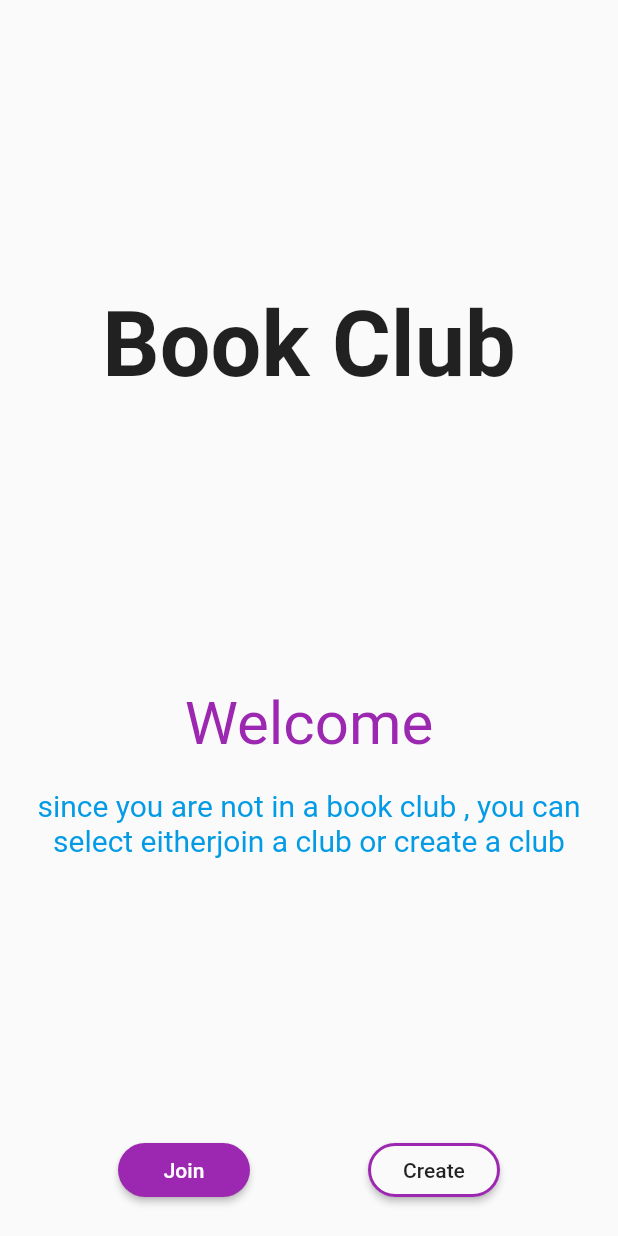
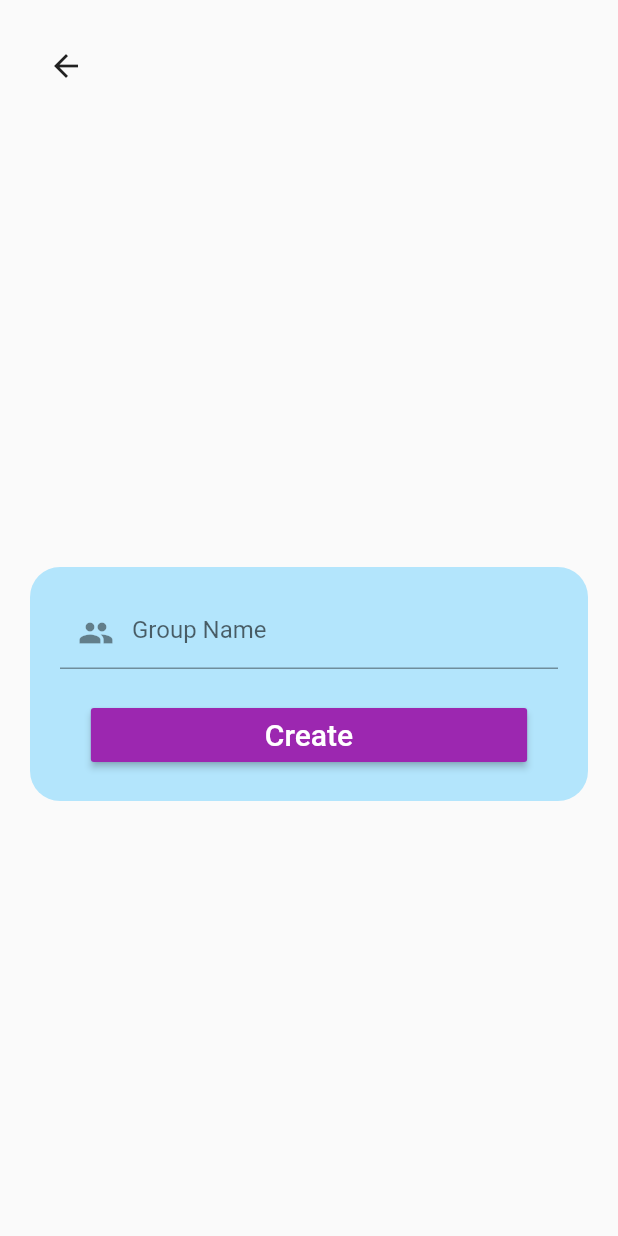
Before and after one commit to zihb/book-club, a Flutter app: the NoGroup screen opened directly, after a tap on "Create", on a phone screen of 412 x 824 dp. Run offline on Flutter 3.47's test engine with Material 2 defaults, Android fonts, the phone set to English and light mode, and no system bars; our stand-ins replace cloud_firestore, firebase_auth; accounts and stored records are empty; network calls fail.

Commit message:
enable users to join or create groups

```diff
--- a/lib/models/user.dart
+++ b/lib/models/user.dart
@@ -6,11 +6,13 @@ class MyUser {
   String email;
   String fullname;
   Timestamp accountCreated;
+  String groupId;
 
   MyUser({
     this.uid,
     this.email,
     this.fullname,
     this.accountCreated,
+    this.groupId,
   });
 }
--- /dev/null
+++ b/lib/screens/createGroup/createGroup.dart
@@ -0,0 +1,72 @@
+import 'package:book_club_app/screens/home/home.dart';
+import 'package:book_club_app/screens/root/root.dart';
+import 'package:book_club_app/services/database.dart';
+import 'package:book_club_app/states/currentUser.dart';
+import 'package:book_club_app/widgets/showcontainer.dart';
+import 'package:flutter/material.dart';
+import 'package:provider/provider.dart';
+
+class CreateGroup extends StatefulWidget {
+  @override
+  _CreateGroupState createState() => _CreateGroupState();
+}
+
+class _CreateGroupState extends State<CreateGroup> {
+  void _createGroup (BuildContext context,String groupName) async {
+    CurrentUser _currentUser = Provider.of<CurrentUser>(context,listen: false);
+    String _returnString =
+              await MyDatabase().createGroup(groupName, _currentUser.getCurrentUser.uid);
+    if (_returnString == "success") {
+      Navigator.pushAndRemoveUntil(context, MaterialPageRoute(
+        builder: (context)=>HomeScreen(),
+        ), (route) => false);
+    }
+  }
+  TextEditingController _groupNameController = TextEditingController();
+  @override
+  Widget build(BuildContext context) {
+    return Scaffold(
+      body: Column(children: <Widget>[
+        Padding(
+        padding: EdgeInsets.all(20.0),
+        child: Row(
+          children: <Widget>[BackButton()],
+          ),
+        ),
+        Spacer(),
+        Padding(
+          padding: EdgeInsets.all(20.0),
+          child: ShowContainer(
+            child: Column(
+              children: <Widget>[
+                TextFormField(
+                  controller: _groupNameController,
+                  decoration: InputDecoration(
+                    prefixIcon: Icon(Icons.group),
+                    hintText: "Group Name",
+                  ),
+                ),
+                SizedBox(height:20.0),
+                RaisedButton(
+                  color: Colors.purple,
+                  onPressed: () => _createGroup(context, _groupNameController.text),
+                  child: Padding(
+                    padding: EdgeInsets.symmetric(horizontal:100),
+                    child: Text("Create",
+                    style: TextStyle(
+                      color: Colors.white,
+                      fontSize: 20.0,
+                    ),
+                    ),
+                  ),
+                ),
+
+              ],
+            ),
+          ),
+        ),
+        Spacer(),
+      ],),
+    );
+  }
+}
--- a/lib/screens/login/login.dart
+++ b/lib/screens/login/login.dart
@@ -1,4 +1,5 @@
 import 'package:book_club_app/screens/home/home.dart';
+import 'package:book_club_app/screens/root/root.dart';
 import 'package:book_club_app/screens/signup/signup.dart';
 import 'package:book_club_app/states/currentUser.dart';
 import 'package:flutter/material.dart';
@@ -22,7 +23,7 @@ class _MyLoginState extends State<MyLogin> {
       if(await _currentUser.loginUser(email, password)){
         Navigator.pushAndRemoveUntil(
             context,
-            MaterialPageRoute(builder: (context)=> HomeScreen(),
+            MaterialPageRoute(builder: (context)=> MyRoot(),
             ),
             (route) => false);
 
--- a/lib/screens/noGroup/noGroup.dart
+++ b/lib/screens/noGroup/noGroup.dart
@@ -1,10 +1,20 @@
+import 'package:book_club_app/screens/createGroup/createGroup.dart';
+import 'package:book_club_app/screens/joinGroup/joinGroup.dart';
 import 'package:flutter/material.dart';
 
 class NoGroup extends StatelessWidget {
   @override
   Widget build(BuildContext context) {
-    void _join(){}
-    void _create(){}
+    void _join(BuildContext context){
+      Navigator.push(context, MaterialPageRoute(
+        builder: (context) => JoinGroup(),
+         ),);
+    }
+    void _create(BuildContext context){
+      Navigator.push(context, MaterialPageRoute(
+        builder: (context) => CreateGroup(),
+         ),);
+    }
     return Scaffold(
       body: Column(children: <Widget>[
           Spacer(flex: 1,),
@@ -25,7 +35,7 @@ class NoGroup extends StatelessWidget {
           Padding(
             padding: const EdgeInsets.all(20.0),
             child: Text("since you are not in a book club , you can select either"
-            +"join a club or create a club",
+            +" join a club or create a club",
             textAlign: TextAlign.center,
             style:TextStyle(
               fontSize: 20.0,
@@ -43,7 +53,7 @@ class NoGroup extends StatelessWidget {
                   shape: RoundedRectangleBorder(
                   borderRadius: BorderRadius.circular(18.0),
                   ),
-                  onPressed: () =>_join(),
+                  onPressed: () =>_join(context),
                 ),
                 RaisedButton(
                   child: Text("Create"),
@@ -54,7 +64,7 @@ class NoGroup extends StatelessWidget {
                   width: 2,
                   )
                   ),
-                  onPressed: () =>_create(),
+                  onPressed: () =>_create(context),
                 ),
               ],),
           ),
```
Also changed, not shown: lib/models/group.dart (added, +16 -0 lines), lib/screens/joinGroup/joinGroup.dart (added, +67 -0 lines), lib/screens/root/root.dart (+25 -5 lines), lib/screens/splashscreen/splashscreen.dart (added, +11 -0 lines), lib/services/database.dart (+53 -0 lines), 4 other files.
